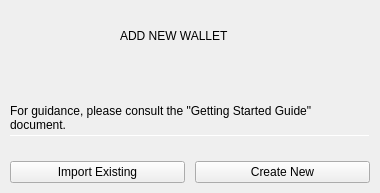
Above: BlockSettleUILib/NewWalletDialog.ui from BlockSettle/terminal before the change. Below: the same form after it.
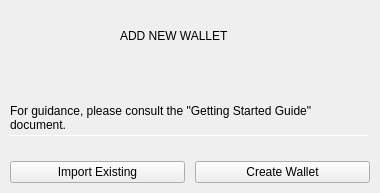
That is the form after the change. Icons and pictures are not drawn.

```diff
--- a/BlockSettleUILib/NewWalletDialog.ui
+++ b/BlockSettleUILib/NewWalletDialog.ui
@@ -212,7 +212,7 @@
       <item>
        <widget class="QPushButton" name="pushButtonCreate">
         <property name="text">
-         <string>Create New</string>
+         <string>Create Wallet</string>
         </property>
         <property name="autoDefault">
          <bool>false</bool>
```
Left out of the diff: 3 changed lines with no effect on the pictures.
